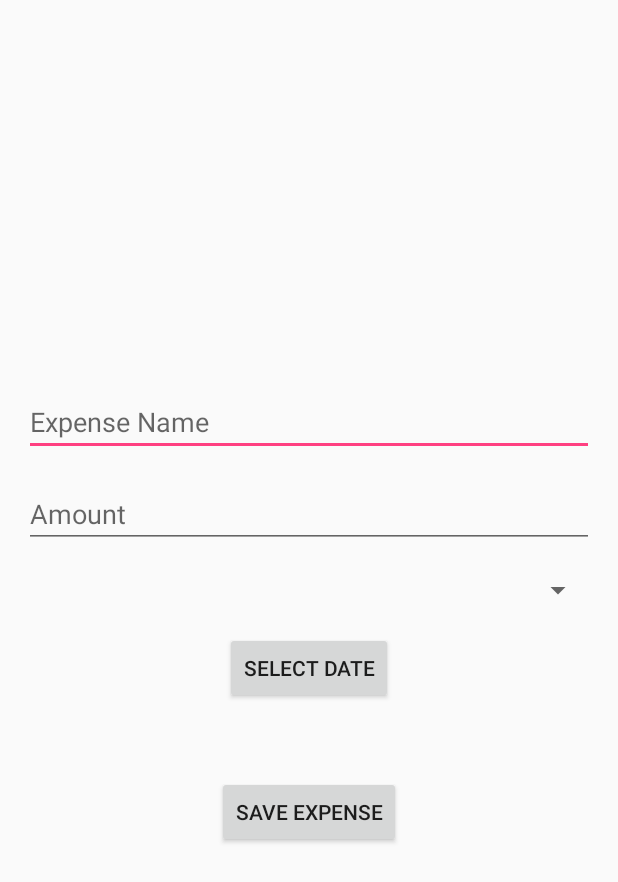
After one commit to Shreeom03/Expense-Tracker-Project, an Android app: the layout activity_add_expense.xml on its own in the app's theme, with its tools: preview values and no code run, on a phone screen of 412 x 824 dp. The commit adds this screen. Shown: the top 882 px of the screen. Run offline under Robolectric (Android 15) with nearby library versions, the phone set to English and light mode, and no system bars.

Commit message:
Updating DB

```diff
--- /dev/null
+++ b/app/src/main/res/layout/activity_add_expense.xml
@@ -0,0 +1,51 @@
+<!-- res/layout/activity_add_expense.xml -->
+<LinearLayout xmlns:android="http://schemas.android.com/apk/res/android"
+    android:layout_width="match_parent"
+    android:layout_height="match_parent"
+    android:orientation="vertical"
+    android:padding="16dp"
+    android:gravity="center">
+
+    <!-- Expense Name Input -->
+    <EditText
+        android:id="@+id/expense_name"
+        android:layout_width="match_parent"
+        android:layout_height="wrap_content"
+        android:hint="Expense Name"
+        android:inputType="text"
+        android:layout_marginBottom="16dp" /> <!-- Increased bottom margin -->
+
+    <!-- Expense Amount Input -->
+    <EditText
+        android:id="@+id/expense_amount"
+        android:layout_width="match_parent"
+        android:layout_height="wrap_content"
+        android:hint="Amount"
+        android:inputType="numberDecimal"
+        android:layout_marginBottom="16dp" /> <!-- Increased bottom margin -->
+
+    <!-- Category Spinner (dropdown) -->
+    <Spinner
+        android:id="@+id/expense_category"
+        android:layout_width="match_parent"
+        android:layout_height="wrap_content"
+        android:layout_marginBottom="16dp" /> <!-- Increased bottom margin -->
+
+    <!-- Date Picker -->
+    <Button
+        android:id="@+id/expense_date_button"
+        android:layout_width="wrap_content"
+        android:layout_height="wrap_content"
+        android:text="Select Date"
+        android:onClick="onSelectDateClick"
+        android:layout_marginBottom="16dp" /> <!-- Increased bottom margin -->
+
+    <!-- Save Expense Button -->
+    <Button
+        android:id="@+id/save_expense_button"
+        android:layout_width="wrap_content"
+        android:layout_height="wrap_content"
+        android:text="Save Expense"
+        android:onClick="onSaveExpense"
+        android:layout_marginTop="32dp" /> <!-- Margin to separate button from the rest -->
+</LinearLayout>
```
Also changed, not shown: app/build.gradle.kts (+1 -23 lines), app/src/main/java/com/example/labeval/Expense.java (added, +50 -0 lines), app/src/main/java/com/example/labeval/HomeActivity.java (+25 -36 lines).
